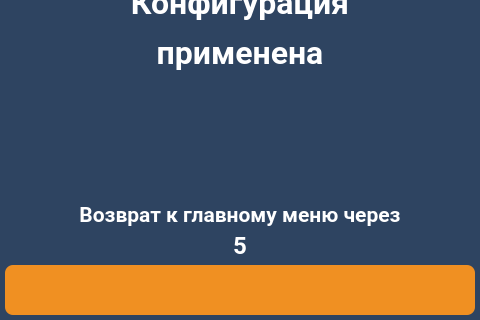
Qt form client/GUI/ui/screen_18_mass_drop_ok.ui (komrade2801/AutoSklad) before a commit; both pictures show x 0 to 480 and y 480 to 800 of the 480 by 800 pixel window.
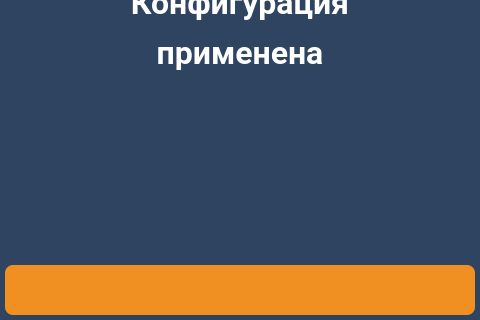
The same form after that commit. Icons and pictures are not drawn.

What changed in the file:
```diff
--- a/client/GUI/ui/screen_18_mass_drop_ok.ui
+++ b/client/GUI/ui/screen_18_mass_drop_ok.ui
@@ -281,328 +281,6 @@
     </size>
    </property>
   </widget>
-  <widget class="QLabel" name="lbl_info_3">
-   <property name="geometry">
-    <rect>
-     <x>50</x>
-     <y>680</y>
-     <width>380</width>
-     <height>30</height>
-    </rect>
-   </property>
-   <property name="palette">
-    <palette>
-     <active>
-      <colorrole role="WindowText">
-       <brush brushstyle="SolidPattern">
-        <color alpha="255">
-         <red>255</red>
-         <green>255</green>
-         <blue>255</blue>
-        </color>
-       </brush>
-      </colorrole>
-      <colorrole role="Button">
-       <brush brushstyle="LinearGradientPattern">
-        <gradient startx="0.000000000000000" starty="0.000000000000000" endx="1.000000000000000" endy="0.000000000000000" type="LinearGradient" spread="PadSpread" coordinatemode="ObjectBoundingMode">
-         <gradientstop position="0.000000000000000">
-          <color alpha="0">
-           <red>0</red>
-           <green>0</green>
-           <blue>0</blue>
-          </color>
-         </gradientstop>
-         <gradientstop position="1.000000000000000">
-          <color alpha="0">
-           <red>255</red>
-           <green>255</green>
-           <blue>255</blue>
-          </color>
-         </gradientstop>
-        </gradient>
-       </brush>
-      </colorrole>
-      <colorrole role="Text">
-       <brush brushstyle="SolidPattern">
-        <color alpha="255">
-         <red>255</red>
-         <green>255</green>
-         <blue>255</blue>
-        </color>
-       </brush>
-      </colorrole>
-      <colorrole role="ButtonText">
-       <brush brushstyle="SolidPattern">
-        <color alpha="255">
-         <red>255</red>
-         <green>255</green>
-         <blue>255</blue>
-        </color>
-       </brush>
-      </colorrole>
-      <colorrole role="Base">
-       <brush brushstyle="LinearGradientPattern">
-        <gradient startx="0.000000000000000" starty="0.000000000000000" endx="1.000000000000000" endy="0.000000000000000" type="LinearGradient" spread="PadSpread" coordinatemode="ObjectBoundingMode">
-         <gradientstop position="0.000000000000000">
-          <color alpha="0">
-           <red>0</red>
-           <green>0</green>
-           <blue>0</blue>
-          </color>
-         </gradientstop>
-         <gradientstop position="1.000000000000000">
-          <color alpha="0">
-           <red>255</red>
-           <green>255</green>
-           <blue>255</blue>
-          </color>
-         </gradientstop>
-        </gradient>
-       </brush>
-      </colorrole>
-      <colorrole role="Window">
-       <brush brushstyle="LinearGradientPattern">
-        <gradient startx="0.000000000000000" starty="0.000000000000000" endx="1.000000000000000" endy="0.000000000000000" type="LinearGradient" spread="PadSpread" coordinatemode="ObjectBoundingMode">
-         <gradientstop position="0.000000000000000">
-          <color alpha="0">
-           <red>0</red>
-           <green>0</green>
-           <blue>0</blue>
-          </color>
-         </gradientstop>
-         <gradientstop position="1.000000000000000">
-          <color alpha="0">
-           <red>255</red>
-           <green>255</green>
-           <blue>255</blue>
-          </color>
-         </gradientstop>
-        </gradient>
-       </brush>
-      </colorrole>
-      <colorrole role="PlaceholderText">
-       <brush brushstyle="NoBrush">
-        <color alpha="128">
-         <red>255</red>
-         <green>255</green>
-         <blue>255</blue>
-        </color>
-       </brush>
-      </colorrole>
-     </active>
-     <inactive>
-      <colorrole role="WindowText">
-       <brush brushstyle="SolidPattern">
-        <color alpha="255">
-         <red>255</red>
-         <green>255</green>
-         <blue>255</blue>
-        </color>
-       </brush>
-      </colorrole>
-      <colorrole role="Button">
-       <brush brushstyle="LinearGradientPattern">
-        <gradient startx="0.000000000000000" starty="0.000000000000000" endx="1.000000000000000" endy="0.000000000000000" type="LinearGradient" spread="PadSpread" coordinatemode="ObjectBoundingMode">
-         <gradientstop position="0.000000000000000">
-          <color alpha="0">
-           <red>0</red>
-           <green>0</green>
-           <blue>0</blue>
-          </color>
-         </gradientstop>
-         <gradientstop position="1.000000000000000">
-          <color alpha="0">
-           <red>255</red>
-           <green>255</green>
-           <blue>255</blue>
-          </color>
-         </gradientstop>
-        </gradient>
-       </brush>
-      </colorrole>
-      <colorrole role="Text">
-       <brush brushstyle="SolidPattern">
-        <color alpha="255">
-         <red>255</red>
-         <green>255</green>
-         <blue>255</blue>
-        </color>
-       </brush>
-      </colorrole>
-      <colorrole role="ButtonText">
-       <brush brushstyle="SolidPattern">
-        <color alpha="255">
-         <red>255</red>
-         <green>255</green>
-         <blue>255</blue>
-        </color>
-       </brush>
-      </colorrole>
-      <colorrole role="Base">
-       <brush brushstyle="LinearGradientPattern">
-        <gradient startx="0.000000000000000" starty="0.000000000000000" endx="1.000000000000000" endy="0.000000000000000" type="LinearGradient" spread="PadSpread" coordinatemode="ObjectBoundingMode">
-         <gradientstop position="0.000000000000000">
-          <color alpha="0">
-           <red>0</red>
-           <green>0</green>
-           <blue>0</blue>
-          </color>
-         </gradientstop>
-         <gradientstop position="1.000000000000000">
-          <color alpha="0">
-           <red>255</red>
-           <green>255</green>
-           <blue>255</blue>
-          </color>
-         </gradientstop>
-        </gradient>
-       </brush>
-      </colorrole>
-      <colorrole role="Window">
-       <brush brushstyle="LinearGradientPattern">
-        <gradient startx="0.000000000000000" starty="0.000000000000000" endx="1.000000000000000" endy="0.000000000000000" type="LinearGradient" spread="PadSpread" coordinatemode="ObjectBoundingMode">
-         <gradientstop position="0.000000000000000">
-          <color alpha="0">
-           <red>0</red>
-           <green>0</green>
-           <blue>0</blue>
-          </color>
-         </gradientstop>
-         <gradientstop position="1.000000000000000">
-          <color alpha="0">
-           <red>255</red>
-           <green>255</green>
-           <blue>255</blue>
-          </color>
-         </gradientstop>
-        </gradient>
-       </brush>
-      </colorrole>
-      <colorrole role="PlaceholderText">
-       <brush brushstyle="NoBrush">
-        <color alpha="128">
-         <red>255</red>
-         <green>255</green>
-         <blue>255</blue>
-        </color>
-       </brush>
-      </colorrole>
-     </inactive>
-     <disabled>
-      <colorrole role="WindowText">
-       <brush brushstyle="SolidPattern">
-        <color alpha="255">
-         <red>255</red>
-         <green>255</green>
-         <blue>255</blue>
-        </color>
-       </brush>
-      </colorrole>
-      <colorrole role="Button">
-       <brush brushstyle="LinearGradientPattern">
-        <gradient startx="0.000000000000000" starty="0.000000000000000" endx="1.000000000000000" endy="0.000000000000000" type="LinearGradient" spread="PadSpread" coordinatemode="ObjectBoundingMode">
-         <gradientstop position="0.000000000000000">
-          <color alpha="0">
-           <red>0</red>
-           <green>0</green>
-           <blue>0</blue>
-          </color>
-         </gradientstop>
-         <gradientstop position="1.000000000000000">
-          <color alpha="0">
-           <red>255</red>
-           <green>255</green>
-           <blue>255</blue>
-          </color>
-         </gradientstop>
-        </gradient>
-       </brush>
-      </colorrole>
-      <colorrole role="Text">
-       <brush brushstyle="SolidPattern">
-        <color alpha="255">
-         <red>255</red>
-         <green>255</green>
-         <blue>255</blue>
-        </color>
-       </brush>
-      </colorrole>
-      <colorrole role="ButtonText">
-       <brush brushstyle="SolidPattern">
-        <color alpha="255">
-         <red>255</red>
-         <green>255</green>
-         <blue>255</blue>
-        </color>
-       </brush>
-      </colorrole>
-      <colorrole role="Base">
-       <brush brushstyle="LinearGradientPattern">
-        <gradient startx="0.000000000000000" starty="0.000000000000000" endx="1.000000000000000" endy="0.000000000000000" type="LinearGradient" spread="PadSpread" coordinatemode="ObjectBoundingMode">
-         <gradientstop position="0.000000000000000">
-          <color alpha="0">
-           <red>0</red>
-           <green>0</green>
-           <blue>0</blue>
-          </color>
-         </gradientstop>
-         <gradientstop position="1.000000000000000">
-          <color alpha="0">
-           <red>255</red>
-           <green>255</green>
-           <blue>255</blue>
-          </color>
-         </gradientstop>
-        </gradient>
-       </brush>
-      </colorrole>
-      <colorrole role="Window">
-       <brush brushstyle="LinearGradientPattern">
-        <gradient startx="0.000000000000000" starty="0.000000000000000" endx="1.000000000000000" endy="0.000000000000000" type="LinearGradient" spread="PadSpread" coordinatemode="ObjectBoundingMode">
-         <gradientstop position="0.000000000000000">
-          <color alpha="0">
-           <red>0</red>
-           <green>0</green>
-           <blue>0</blue>
-          </color>
-         </gradientstop>
-         <gradientstop position="1.000000000000000">
-          <color alpha="0">
-           <red>255</red>
-           <green>255</green>
-           <blue>255</blue>
-          </color>
-         </gradientstop>
-        </gradient>
-       </brush>
-      </colorrole>
-      <colorrole role="PlaceholderText">
-       <brush brushstyle="NoBrush">
-        <color alpha="128">
-         <red>255</red>
-         <green>255</green>
-         <blue>255</blue>
-        </color>
-       </brush>
-      </colorrole>
-     </disabled>
-    </palette>
-   </property>
-   <property name="font">
-    <font>
-     <family>Roboto</family>
-     <pointsize>16</pointsize>
-     <weight>75</weight>
-     <bold>true</bold>
-    </font>
-   </property>
-   <property name="text">
-    <string>Возврат к главному меню через</string>
-   </property>
-   <property name="alignment">
-    <set>Qt::AlignCenter</set>
-   </property>
-  </widget>
   <widget class="QLabel" name="lbl_info_ico">
    <property name="geometry">
     <rect>
@@ -622,328 +300,6 @@
     <bool>true</bool>
    </property>
   </widget>
-  <widget class="QLabel" name="lbl_timeout_back">
-   <property name="geometry">
-    <rect>
-     <x>50</x>
-     <y>710</y>
-     <width>380</width>
-     <height>30</height>
-    </rect>
-   </property>
-   <property name="palette">
-    <palette>
-     <active>
-      <colorrole role="WindowText">
-       <brush brushstyle="SolidPattern">
-        <color alpha="255">
-         <red>255</red>
-         <green>255</green>
-         <blue>255</blue>
-        </color>
-       </brush>
-      </colorrole>
-      <colorrole role="Button">
-       <brush brushstyle="LinearGradientPattern">
-        <gradient startx="0.000000000000000" starty="0.000000000000000" endx="1.000000000000000" endy="0.000000000000000" type="LinearGradient" spread="PadSpread" coordinatemode="ObjectBoundingMode">
-         <gradientstop position="0.000000000000000">
-          <color alpha="0">
-           <red>0</red>
-           <green>0</green>
-           <blue>0</blue>
-          </color>
-         </gradientstop>
-         <gradientstop position="1.000000000000000">
-          <color alpha="0">
-           <red>255</red>
-           <green>255</green>
-           <blue>255</blue>
-          </color>
-         </gradientstop>
-        </gradient>
-       </brush>
-      </colorrole>
-      <colorrole role="Text">
-       <brush brushstyle="SolidPattern">
-        <color alpha="255">
-         <red>255</red>
-         <green>255</green>
-         <blue>255</blue>
-        </color>
-       </brush>
-      </colorrole>
-      <colorrole role="ButtonText">
-       <brush brushstyle="SolidPattern">
-        <color alpha="255">
-         <red>255</red>
-         <green>255</green>
-         <blue>255</blue>
-        </color>
-       </brush>
-      </colorrole>
-      <colorrole role="Base">
-       <brush brushstyle="LinearGradientPattern">
-        <gradient startx="0.000000000000000" starty="0.000000000000000" endx="1.000000000000000" endy="0.000000000000000" type="LinearGradient" spread="PadSpread" coordinatemode="ObjectBoundingMode">
-         <gradientstop position="0.000000000000000">
-          <color alpha="0">
-           <red>0</red>
-           <green>0</green>
-           <blue>0</blue>
-          </color>
-         </gradientstop>
-         <gradientstop position="1.000000000000000">
-          <color alpha="0">
-           <red>255</red>
-           <green>255</green>
-           <blue>255</blue>
-          </color>
-         </gradientstop>
-        </gradient>
-       </brush>
-      </colorrole>
-      <colorrole role="Window">
-       <brush brushstyle="LinearGradientPattern">
-        <gradient startx="0.000000000000000" starty="0.000000000000000" endx="1.000000000000000" endy="0.000000000000000" type="LinearGradient" spread="PadSpread" coordinatemode="ObjectBoundingMode">
-         <gradientstop position="0.000000000000000">
-          <color alpha="0">
-           <red>0</red>
-           <green>0</green>
-           <blue>0</blue>
-          </color>
-         </gradientstop>
-         <gradientstop position="1.000000000000000">
-          <color alpha="0">
-           <red>255</red>
-           <green>255</green>
-           <blue>255</blue>
-          </color>
-         </gradientstop>
-        </gradient>
-       </brush>
-      </colorrole>
-      <colorrole role="PlaceholderText">
-       <brush brushstyle="NoBrush">
-        <color alpha="128">
-         <red>255</red>
-         <green>255</green>
-         <blue>255</blue>
-        </color>
-       </brush>
-      </colorrole>
-     </active>
-     <inactive>
-      <colorrole role="WindowText">
-       <brush brushstyle="SolidPattern">
-        <color alpha="255">
-         <red>255</red>
-         <green>255</green>
-         <blue>255</blue>
-        </color>
-       </brush>
-      </colorrole>
-      <colorrole role="Button">
-       <brush brushstyle="LinearGradientPattern">
-        <gradient startx="0.000000000000000" starty="0.000000000000000" endx="1.000000000000000" endy="0.000000000000000" type="LinearGradient" spread="PadSpread" coordinatemode="ObjectBoundingMode">
-         <gradientstop position="0.000000000000000">
-          <color alpha="0">
-           <red>0</red>
-           <green>0</green>
-           <blue>0</blue>
-          </color>
-         </gradientstop>
-         <gradientstop position="1.000000000000000">
-          <color alpha="0">
-           <red>255</red>
-           <green>255</green>
-           <blue>255</blue>
-          </color>
-         </gradientstop>
-        </gradient>
-       </brush>
-      </colorrole>
-      <colorrole role="Text">
-       <brush brushstyle="SolidPattern">
-        <color alpha="255">
-         <red>255</red>
-         <green>255</green>
-         <blue>255</blue>
-        </color>
-       </brush>
-      </colorrole>
-      <colorrole role="ButtonText">
-       <brush brushstyle="SolidPattern">
-        <color alpha="255">
-         <red>255</red>
-         <green>255</green>
-         <blue>255</blue>
-        </color>
-       </brush>
-      </colorrole>
-      <colorrole role="Base">
-       <brush brushstyle="LinearGradientPattern">
-        <gradient startx="0.000000000000000" starty="0.000000000000000" endx="1.000000000000000" endy="0.000000000000000" type="LinearGradient" spread="PadSpread" coordinatemode="ObjectBoundingMode">
-         <gradientstop position="0.000000000000000">
-          <color alpha="0">
-           <red>0</red>
-           <green>0</green>
-           <blue>0</blue>
-          </color>
-         </gradientstop>
-         <gradientstop position="1.000000000000000">
-          <color alpha="0">
-           <red>255</red>
-           <green>255</green>
-           <blue>255</blue>
-          </color>
-         </gradientstop>
-        </gradient>
-       </brush>
-      </colorrole>
-      <colorrole role="Window">
-       <brush brushstyle="LinearGradientPattern">
-        <gradient startx="0.000000000000000" starty="0.000000000000000" endx="1.000000000000000" endy="0.000000000000000" type="LinearGradient" spread="PadSpread" coordinatemode="ObjectBoundingMode">
-         <gradientstop position="0.000000000000000">
-          <color alpha="0">
-           <red>0</red>
-           <green>0</green>
-           <blue>0</blue>
-          </color>
-         </gradientstop>
-         <gradientstop position="1.000000000000000">
-          <color alpha="0">
-           <red>255</red>
-           <green>255</green>
-           <blue>255</blue>
-          </color>
-         </gradientstop>
-        </gradient>
-       </brush>
-      </colorrole>
-      <colorrole role="PlaceholderText">
-       <brush brushstyle="NoBrush">
-        <color alpha="128">
-         <red>255</red>
-         <green>255</green>
-         <blue>255</blue>
-        </color>
-       </brush>
-      </colorrole>
-     </inactive>
-     <disabled>
-      <colorrole role="WindowText">
-       <brush brushstyle="SolidPattern">
-        <color alpha="255">
-         <red>255</red>
-         <green>255</green>
-         <blue>255</blue>
-        </color>
-       </brush>
-      </colorrole>
-      <colorrole role="Button">
-       <brush brushstyle="LinearGradientPattern">
-        <gradient startx="0.000000000000000" starty="0.000000000000000" endx="1.000000000000000" endy="0.000000000000000" type="LinearGradient" spread="PadSpread" coordinatemode="ObjectBoundingMode">
-         <gradientstop position="0.000000000000000">
-          <color alpha="0">
-           <red>0</red>
-           <green>0</green>
-           <blue>0</blue>
-          </color>
-         </gradientstop>
-         <gradientstop position="1.000000000000000">
-          <color alpha="0">
-           <red>255</red>
-           <green>255</green>
-           <blue>255</blue>
-          </color>
-         </gradientstop>
-        </gradient>
-       </brush>
-      </colorrole>
-      <colorrole role="Text">
-       <brush brushstyle="SolidPattern">
-        <color alpha="255">
-         <red>255</red>
-         <green>255</green>
-         <blue>255</blue>
-        </color>
-       </brush>
-      </colorrole>
-      <colorrole role="ButtonText">
-       <brush brushstyle="SolidPattern">
-        <color alpha="255">
-         <red>255</red>
-         <green>255</green>
-         <blue>255</blue>
-        </color>
-       </brush>
-      </colorrole>
-      <colorrole role="Base">
-       <brush brushstyle="LinearGradientPattern">
-        <gradient startx="0.000000000000000" starty="0.000000000000000" endx="1.000000000000000" endy="0.000000000000000" type="LinearGradient" spread="PadSpread" coordinatemode="ObjectBoundingMode">
-         <gradientstop position="0.000000000000000">
-          <color alpha="0">
-           <red>0</red>
-           <green>0</green>
-           <blue>0</blue>
-          </color>
-         </gradientstop>
-         <gradientstop position="1.000000000000000">
-          <color alpha="0">
-           <red>255</red>
-           <green>255</green>
-           <blue>255</blue>
-          </color>
-         </gradientstop>
-        </gradient>
-       </brush>
-      </colorrole>
-      <colorrole role="Window">
-       <brush brushstyle="LinearGradientPattern">
-        <gradient startx="0.000000000000000" starty="0.000000000000000" endx="1.000000000000000" endy="0.000000000000000" type="LinearGradient" spread="PadSpread" coordinatemode="ObjectBoundingMode">
-         <gradientstop position="0.000000000000000">
-          <color alpha="0">
-           <red>0</red>
-           <green>0</green>
-           <blue>0</blue>
-          </color>
-         </gradientstop>
-         <gradientstop position="1.000000000000000">
-          <color alpha="0">
-           <red>255</red>
-           <green>255</green>
-           <blue>255</blue>
-          </color>
-         </gradientstop>
-        </gradient>
-       </brush>
-      </colorrole>
-      <colorrole role="PlaceholderText">
-       <brush brushstyle="NoBrush">
-        <color alpha="128">
-         <red>255</red>
-         <green>255</green>
-         <blue>255</blue>
-        </color>
-       </brush>
-      </colorrole>
-     </disabled>
-    </palette>
-   </property>
-   <property name="font">
-    <font>
-     <family>Roboto</family>
-     <pointsize>18</pointsize>
-     <weight>75</weight>
-     <bold>true</bold>
-    </font>
-   </property>
-   <property name="text">
-    <string>5</string>
-   </property>
-   <property name="alignment">
-    <set>Qt::AlignCenter</set>
-   </property>
-  </widget>
   <widget class="QLabel" name="lbl_info_2">
    <property name="geometry">
     <rect>
```
Left out of the diff: 14 changed lines with no effect on the pictures.
